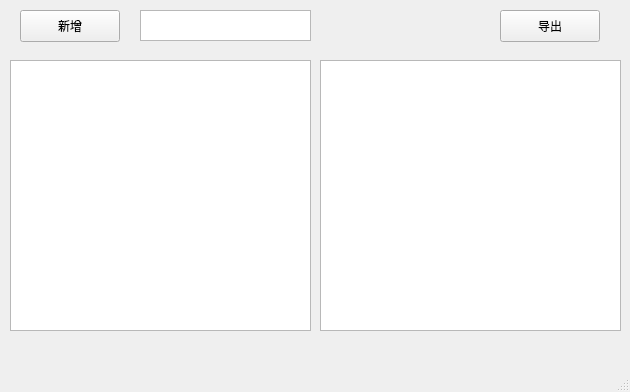
First picture: the form in mainwindow.ui, repository Flyingon/qt-secret-tool, before the edit.
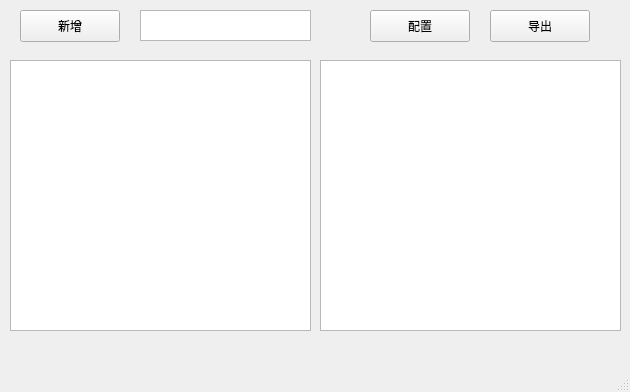
Second picture: the form after the edit.

Commit message: feat: add config window

What changed in the file:
```diff
--- a/mainwindow.ui
+++ b/mainwindow.ui
@@ -70,7 +70,7 @@
    <widget class="QPushButton" name="exportSecret">
     <property name="geometry">
      <rect>
-      <x>500</x>
+      <x>490</x>
       <y>10</y>
       <width>100</width>
       <height>32</height>
@@ -80,6 +80,19 @@
      <string>导出</string>
     </property>
    </widget>
+   <widget class="QPushButton" name="pushButton">
+    <property name="geometry">
+     <rect>
+      <x>370</x>
+      <y>10</y>
+      <width>100</width>
+      <height>32</height>
+     </rect>
+    </property>
+    <property name="text">
+     <string>配置</string>
+    </property>
+   </widget>
   </widget>
   <widget class="QMenuBar" name="menubar">
    <property name="geometry">
```
The commit also changes 5 other files.
